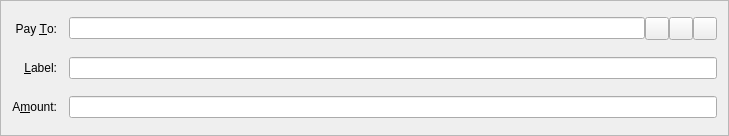
Before: the Qt Designer form src/qt/forms/sendcoinsentry.ui in YarkoL/microCoin_V2.2.0.1, drawn with Qt 5.
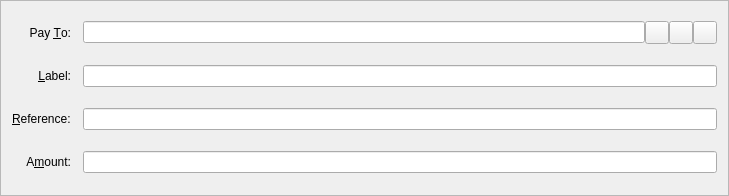
After: the same form once the commit is applied. Icons and pictures are not drawn. Custom widgets are drawn as their Qt base class.

Commit message: input reference with GUI

What changed in the file:
```diff
--- a/src/qt/forms/sendcoinsentry.ui
+++ b/src/qt/forms/sendcoinsentry.ui
@@ -7,7 +7,7 @@
     <x>0</x>
     <y>0</y>
     <width>729</width>
-    <height>136</height>
+    <height>196</height>
    </rect>
   </property>
   <property name="windowTitle">
@@ -23,52 +23,6 @@
    <property name="spacing">
     <number>12</number>
    </property>
-   <item row="5" column="0">
-    <widget class="QLabel" name="label">
-     <property name="text">
-      <string>A&amp;mount:</string>
-     </property>
-     <property name="alignment">
-      <set>Qt::AlignRight|Qt::AlignTrailing|Qt::AlignVCenter</set>
-     </property>
-     <property name="buddy">
-      <cstring>payAmount</cstring>
-     </property>
-    </widget>
-   </item>
-   <item row="3" column="0">
-    <widget class="QLabel" name="label_2">
-     <property name="text">
-      <string>Pay &amp;To:</string>
-     </property>
-     <property name="alignment">
-      <set>Qt::AlignRight|Qt::AlignTrailing|Qt::AlignVCenter</set>
-     </property>
-     <property name="buddy">
-      <cstring>payTo</cstring>
-     </property>
-    </widget>
-   </item>
-   <item row="5" column="1">
-    <widget class="BitcoinAmountField" name="payAmount"/>
-   </item>
-   <item row="4" column="1">
-    <layout class="QHBoxLayout" name="horizontalLayout_2">
-     <property name="spacing">
-      <number>0</number>
-     </property>
-     <item>
-      <widget class="QValidatedLineEdit" name="addAsLabel">
-       <property name="enabled">
-        <bool>true</bool>
-       </property>
-       <property name="toolTip">
-        <string>Enter a label for this address to add it to your address book</string>
-       </property>
-      </widget>
-     </item>
-    </layout>
-   </item>
    <item row="4" column="0">
     <widget class="QLabel" name="label_4">
      <property name="text">
@@ -82,7 +36,7 @@
      </property>
     </widget>
    </item>
-   <item row="3" column="1">
+   <item row="3" column="2">
     <layout class="QHBoxLayout" name="payToLayout">
      <property name="spacing">
       <number>0</number>
@@ -147,6 +101,76 @@
      </item>
     </layout>
    </item>
+   <item row="6" column="0">
+    <widget class="QLabel" name="label">
+     <property name="text">
+      <string>A&amp;mount:</string>
+     </property>
+     <property name="alignment">
+      <set>Qt::AlignRight|Qt::AlignTrailing|Qt::AlignVCenter</set>
+     </property>
+     <property name="buddy">
+      <cstring>payAmount</cstring>
+     </property>
+    </widget>
+   </item>
+   <item row="3" column="0">
+    <widget class="QLabel" name="label_2">
+     <property name="text">
+      <string>Pay &amp;To:</string>
+     </property>
+     <property name="alignment">
+      <set>Qt::AlignRight|Qt::AlignTrailing|Qt::AlignVCenter</set>
+     </property>
+     <property name="buddy">
+      <cstring>payTo</cstring>
+     </property>
+    </widget>
+   </item>
+   <item row="6" column="2">
+    <widget class="BitcoinAmountField" name="payAmount"/>
+   </item>
+   <item row="4" column="2">
+    <layout class="QHBoxLayout" name="horizontalLayout_2">
+     <property name="spacing">
+      <number>0</number>
+     </property>
+     <item>
+      <widget class="QValidatedLineEdit" name="addAsLabel">
+       <property name="enabled">
+        <bool>true</bool>
+       </property>
+       <property name="toolTip">
+        <string>Enter a label for this address to add it to your address book</string>
+       </property>
+      </widget>
+     </item>
+    </layout>
+   </item>
+   <item row="5" column="2">
+    <layout class="QHBoxLayout" name="horizontalLayout_3">
+     <property name="spacing">
+      <number>0</number>
+     </property>
+     <item>
+      <widget class="QValidatedLineEdit" name="lineEditReference">
+       <property name="toolTip">
+        <string>Enter optional reference with payment (max 24 characters)</string>
+       </property>
+      </widget>
+     </item>
+    </layout>
+   </item>
+   <item row="5" column="0">
+    <widget class="QLabel" name="label_3">
+     <property name="text">
+      <string>&lt;html&gt;&lt;head/&gt;&lt;body&gt;&lt;p&gt;&amp;amp;Reference:&lt;/p&gt;&lt;/body&gt;&lt;/html&gt;</string>
+     </property>
+     <property name="buddy">
+      <cstring>lineEditReference</cstring>
+     </property>
+    </widget>
+   </item>
   </layout>
  </widget>
  <customwidgets>
```
The commit also changes 4 other files.
